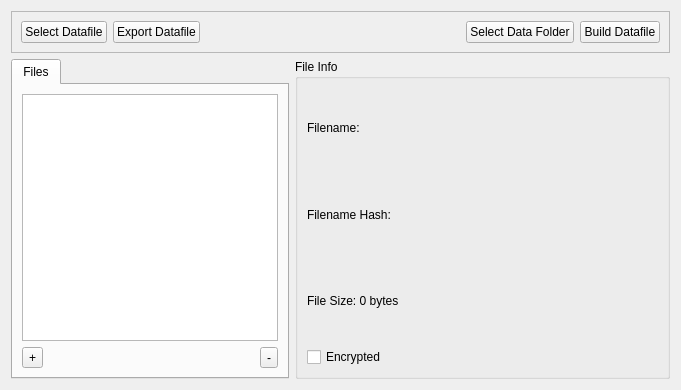
Qt form RetroEDv2/tools/rsdkunpacker.ui (RSDKModding/RetroED) before a commit.
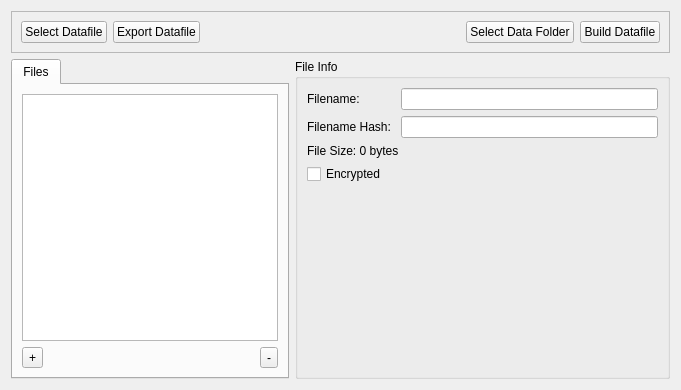
The same form after that commit.

The edit to the form file:
```diff
--- a/RetroEDv2/tools/rsdkunpacker.ui
+++ b/RetroEDv2/tools/rsdkunpacker.ui
@@ -68,6 +68,47 @@
       <string>File Info</string>
      </property>
      <layout class="QGridLayout" name="gridLayout_2">
+      <item row="1" column="1">
+       <widget class="QLineEdit" name="filenameHash">
+        <property name="enabled">
+         <bool>true</bool>
+        </property>
+        <property name="readOnly">
+         <bool>true</bool>
+        </property>
+       </widget>
+      </item>
+      <item row="2" column="0" colspan="2">
+       <widget class="QLabel" name="filesize">
+        <property name="text">
+         <string>File Size: 0 bytes</string>
+        </property>
+       </widget>
+      </item>
+      <item row="0" column="1">
+       <widget class="QLineEdit" name="filename">
+        <property name="enabled">
+         <bool>true</bool>
+        </property>
+        <property name="readOnly">
+         <bool>true</bool>
+        </property>
+       </widget>
+      </item>
+      <item row="1" column="0">
+       <widget class="QLabel" name="fnhLabel">
+        <property name="text">
+         <string>Filename Hash: </string>
+        </property>
+       </widget>
+      </item>
+      <item row="0" column="0">
+       <widget class="QLabel" name="fnLabel">
+        <property name="text">
+         <string>Filename:</string>
+        </property>
+       </widget>
+      </item>
       <item row="3" column="0">
        <widget class="QCheckBox" name="encrypted">
         <property name="text">
@@ -75,26 +116,18 @@
         </property>
        </widget>
       </item>
-      <item row="0" column="0">
-       <widget class="QLabel" name="filename">
-        <property name="text">
-         <string>Filename:</string>
+      <item row="4" column="0">
+       <spacer name="verticalSpacer">
+        <property name="orientation">
+         <enum>Qt::Vertical</enum>
         </property>
-       </widget>
-      </item>
-      <item row="1" column="0">
-       <widget class="QLabel" name="filenameHash">
-        <property name="text">
-         <string>Filename Hash: </string>
+        <property name="sizeHint" stdset="0">
+         <size>
+          <width>20</width>
+          <height>40</height>
+         </size>
         </property>
-       </widget>
-      </item>
-      <item row="2" column="0">
-       <widget class="QLabel" name="filesize">
-        <property name="text">
-         <string>File Size: 0 bytes</string>
-        </property>
-       </widget>
+       </spacer>
       </item>
      </layout>
     </widget>
```
